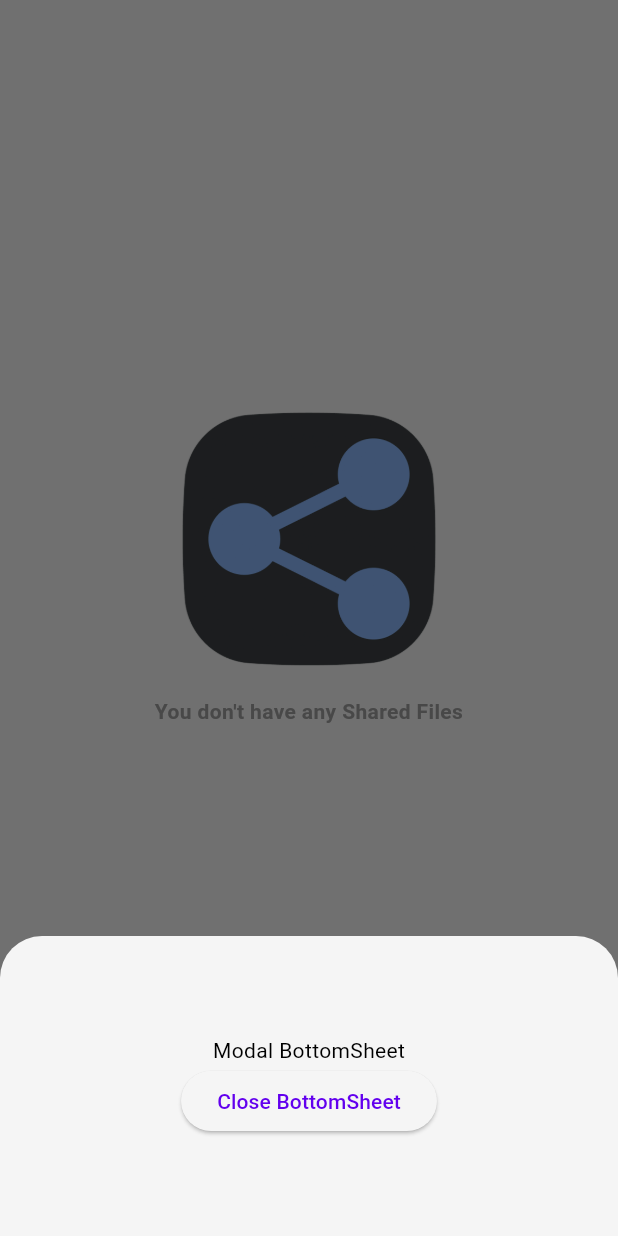
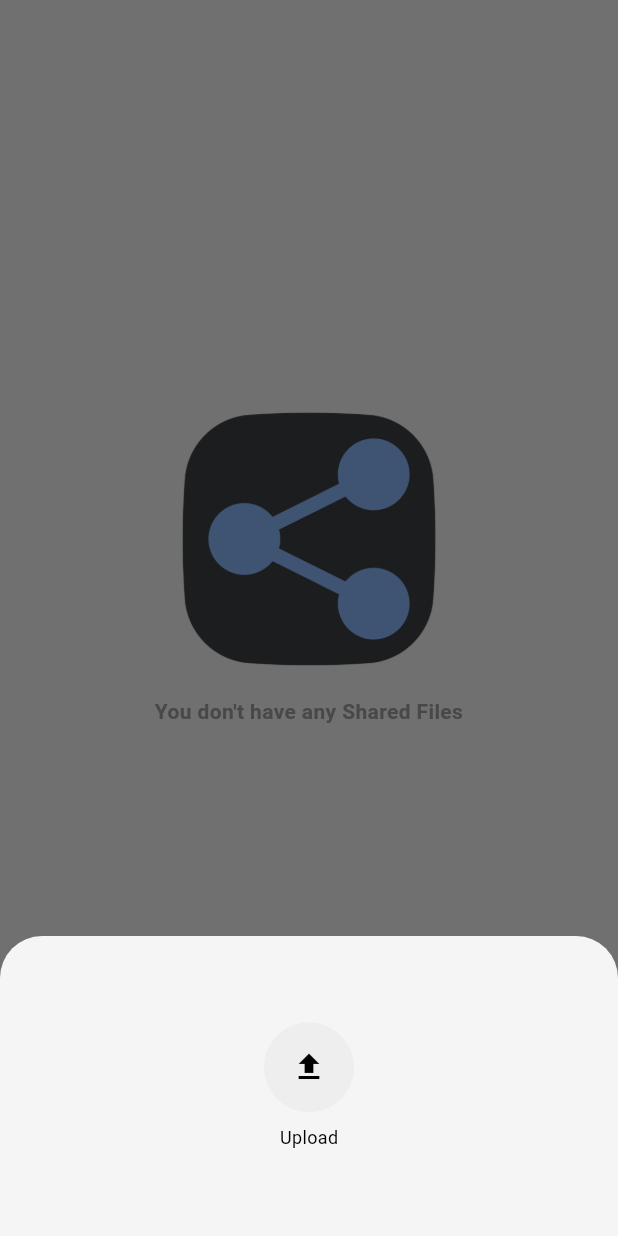
Before and after one commit to monodipta09/Document_managment, a Flutter app: the BottomNavigation screen opened directly, item 2 of the bottom bar chosen, after a tap on the "add" icon, on a phone screen of 412 x 824 dp. Run offline on Flutter 3.47's test engine with Material 3 defaults, Android fonts, the phone set to English and light mode, and no system bars; our stand-ins replace flutter_secure_storage, flutter_svg; missing offline and left inert: file_uploader_package; accounts and stored records are empty.

Commit message:
FLoating action button updated with file uploader

```diff
--- a/lib/bottom_navigation.dart
+++ b/lib/bottom_navigation.dart
@@ -2,6 +2,7 @@ import 'package:flutter/material.dart';
 import 'fragments/home_fragment.dart';
 import 'fragments/shared_fragment.dart';
 import 'fragments/starred_fragment.dart';
+import 'package:file_uploader_package/src/file_uploader_package.dart';
 
 class BottomNavigation extends StatefulWidget {
   const BottomNavigation({super.key});
@@ -33,10 +34,36 @@ class _BottomNavigationState extends State<BottomNavigation> {
                     mainAxisAlignment: MainAxisAlignment.center,
                     mainAxisSize: MainAxisSize.min,
                     children: <Widget>[
-                      const Text('Modal BottomSheet'),
-                      ElevatedButton(
-                        child: const Text('Close BottomSheet'),
-                        onPressed: () => Navigator.pop(context),
+                      //const Text('Modal BottomSheet'),
+                      Column(
+                        mainAxisAlignment: MainAxisAlignment.center,
+                        children: [
+                          InkWell(
+                            onTap: () {
+                              FilePickerWidgetState().pickFiles();
+                            },
+                            child: Container(
+                              width: 60,
+                              height: 60,
+                              decoration: BoxDecoration(
+                                shape: BoxShape.circle,
+                                color: Colors.grey[200], // Background color for the button
+                              ),
+                              child: const Icon(
+                                Icons.upload, // Upload icon
+                                color: Colors.black, // Icon color
+                              ),
+                            ),
+                          ),
+                          const SizedBox(height: 8), // Spacing between icon and label
+                          const Text(
+                            'Upload',
+                            style: TextStyle(
+                              fontSize: 12, // Adjust label size
+                              color: Colors.black,
+                            ),
+                          ),
+                        ],
                       ),
                     ],
                   ),
```
Also changed, not shown: pubspec.yaml (+7 -0 lines), pubspec.lock, 2 other files.
